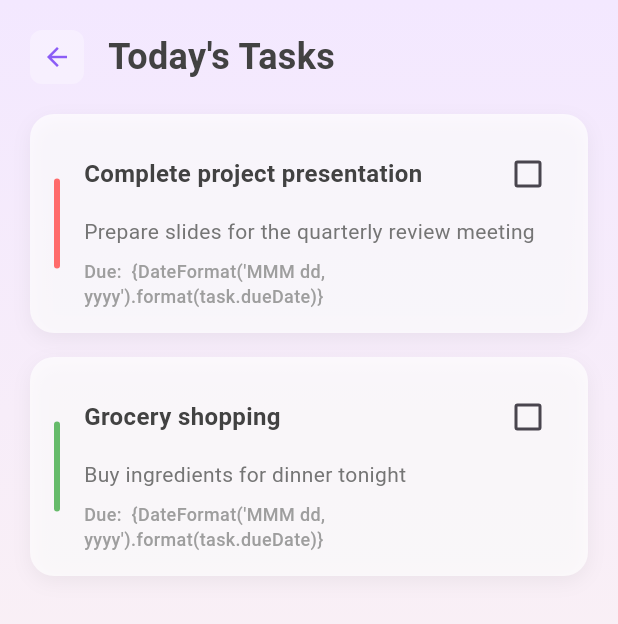
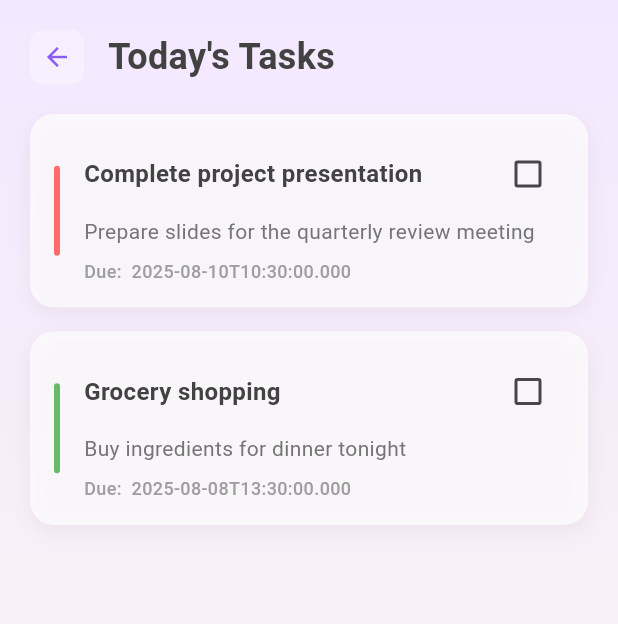
Before and after one commit to Utsav-J/yolt, a Flutter app: the TaskTrackerHomeScreen screen opened directly, after a tap on the "task alt" icon, on a phone screen of 412 x 824 dp. Shown: the top 624 px of the screen. Run offline on Flutter 3.47's test engine with Material 3 defaults, Android fonts, the light colour scheme and no system bars; our stand-ins replace lottie, shared_preferences; accounts and stored records are empty; network calls fail.

Commit message:
extract tasks from text working fully

```diff
--- a/lib/models/task.dart
+++ b/lib/models/task.dart
@@ -4,7 +4,7 @@ class Task {
   final String description;
   bool isCompleted;
   final TaskPriority priority;
-  final DateTime dueDate;
+  final DateTime? dueDate;
 
   Task({
     required this.id,
@@ -23,7 +23,7 @@ class Task {
       'description': description,
       'isCompleted': isCompleted,
       'priority': priority.toString().split('.').last,
-      'dueDate': dueDate.toIso8601String(),
+      'dueDate': dueDate?.toIso8601String(),
     };
   }
 
@@ -36,7 +36,9 @@ class Task {
       priority: TaskPriority.values.firstWhere(
         (e) => e.toString().split('.').last == json['priority'],
       ),
-      dueDate: DateTime.parse(json['dueDate']),
+      dueDate: json['dueDate'] != null && json['dueDate'] != ''
+          ? DateTime.parse(json['dueDate'])
+          : null,
     );
   }
 }
--- a/lib/services/task_service.dart
+++ b/lib/services/task_service.dart
@@ -27,13 +27,12 @@ class TaskService {
     final allTasks = await getAllTasks();
     final today = DateTime.now();
 
+    final todayDate = DateTime(today.year, today.month, today.day);
+
     return allTasks.where((task) {
-      final taskDate = DateTime(
-        task.dueDate.year,
-        task.dueDate.month,
-        task.dueDate.day,
-      );
-      final todayDate = DateTime(today.year, today.month, today.day);
+      final due = task.dueDate;
+      if (due == null) return false;
+      final taskDate = DateTime(due.year, due.month, due.day);
       return taskDate.isAtSameMomentAs(todayDate);
     }).toList();
   }
--- a/lib/widgets/info_cards.dart
+++ b/lib/widgets/info_cards.dart
@@ -152,7 +152,7 @@ class _InfoCardsState extends State<InfoCards> {
               margin: const EdgeInsets.only(bottom: 16),
               padding: const EdgeInsets.all(20),
               decoration: BoxDecoration(
-                color: Colors.white.withValues(alpha: 0.8),
+                color: Colors.white.withValues(alpha: 0.7),
                 borderRadius: BorderRadius.circular(16),
                 boxShadow: [
                   BoxShadow(
--- a/lib/widgets/input_bar.dart
+++ b/lib/widgets/input_bar.dart
@@ -4,21 +4,27 @@ class InputBar extends StatelessWidget {
   final TextEditingController textController;
   final VoidCallback startListening;
   final VoidCallback stopListening;
+  final ValueChanged<String> onSubmit;
 
   const InputBar({
     super.key,
     required this.textController,
     required this.startListening,
     required this.stopListening,
+    required this.onSubmit,
   });
 
   @override
   Widget build(BuildContext context) {
-    return Container(
-      padding: const EdgeInsets.symmetric(horizontal: 16, vertical: 14),
+    return Row(
+      children: [
+        // Rounded rectangle text input
+        Expanded(
+          child: Container(
+            padding: const EdgeInsets.symmetric(horizontal: 16, vertical: 8),
             decoration: BoxDecoration(
-        color: Colors.white.withOpacity(0.6),
-        borderRadius: BorderRadius.circular(25),
+              color: Colors.white.withOpacity(0.7),
+              borderRadius: BorderRadius.circular(50),
               boxShadow: [
                 BoxShadow(
                   color: Colors.black.withOpacity(0.05),
@@ -27,39 +33,49 @@ class InputBar extends StatelessWidget {
                 ),
               ],
             ),
-      child: Row(
-        children: [
-          // Plus icon
-          Container(
-            padding: const EdgeInsets.all(4),
-            child: const Icon(Icons.add, color: Color(0xFF8B5CF6), size: 20),
-          ),
-          const SizedBox(width: 8),
-
-          // Text input
-          Expanded(
             child: TextField(
               controller: textController,
+              onSubmitted: onSubmit,
               decoration: const InputDecoration(
-                hintText: 'Share with Dot...',
+                hintText: 'What\'s in for today?',
                 border: InputBorder.none,
-                hintStyle: TextStyle(color: Colors.grey, fontSize: 16),
+                hintStyle: TextStyle(
+                  color: Color.fromARGB(120, 0, 0, 0),
+                  fontSize: 16,
+                ),
               ),
               style: const TextStyle(fontSize: 16),
             ),
           ),
+        ),
 
-          // Microphone icon
+        const SizedBox(width: 12),
+
         GestureDetector(
           onTapDown: (_) => startListening(),
           onTapUp: (_) => stopListening(),
           child: Container(
-              padding: const EdgeInsets.all(8),
-              child: const Icon(Icons.mic, color: Color(0xFF8B5CF6), size: 20),
+            // width: 48,
+            // height: 48,
+            padding: const EdgeInsets.all(20),
+            decoration: BoxDecoration(
+              shape: BoxShape.circle,
+              color: Colors.white.withOpacity(0.7),
+
+              boxShadow: [
+                BoxShadow(
+                  color: Colors.black.withOpacity(0.08),
+                  blurRadius: 10,
+                  offset: const Offset(0, 4),
+                ),
+              ],
+            ),
+            child: const Center(
+              child: Icon(Icons.mic, color: Color(0xFF8B5CF6), size: 22),
+            ),
           ),
         ),
       ],
-      ),
     );
   }
 }
--- a/lib/widgets/input_section.dart
+++ b/lib/widgets/input_section.dart
@@ -7,6 +7,7 @@ class InputSection extends StatelessWidget {
   final TextEditingController textController;
   final VoidCallback startListening;
   final VoidCallback stopListening;
+  final ValueChanged<String> onSubmit;
 
   const InputSection({
     super.key,
@@ -14,6 +15,7 @@ class InputSection extends StatelessWidget {
     required this.textController,
     required this.startListening,
     required this.stopListening,
+    required this.onSubmit,
   });
 
   @override
@@ -28,6 +30,7 @@ class InputSection extends StatelessWidget {
                   textController: textController,
                   startListening: startListening,
                   stopListening: stopListening,
+                  onSubmit: onSubmit,
                 ),
         ],
       ),
--- a/lib/widgets/task_card.dart
+++ b/lib/widgets/task_card.dart
@@ -83,8 +83,9 @@ class TaskCard extends StatelessWidget {
                     ),
                   ],
                   const SizedBox(height: 8),
+                  if (task.dueDate != null)
                     Text(
-                    "Due:  {DateFormat('MMM dd, yyyy').format(task.dueDate)}",
+                      "Due:  " + task.dueDate!.toIso8601String(),
                       style: TextStyle(
                         fontSize: 12,
                         color: Colors.grey[500],
```
Also changed, not shown: lib/screens/home_screen.dart (+83 -0 lines). Lines whose indentation alone changed are shown as unchanged.
